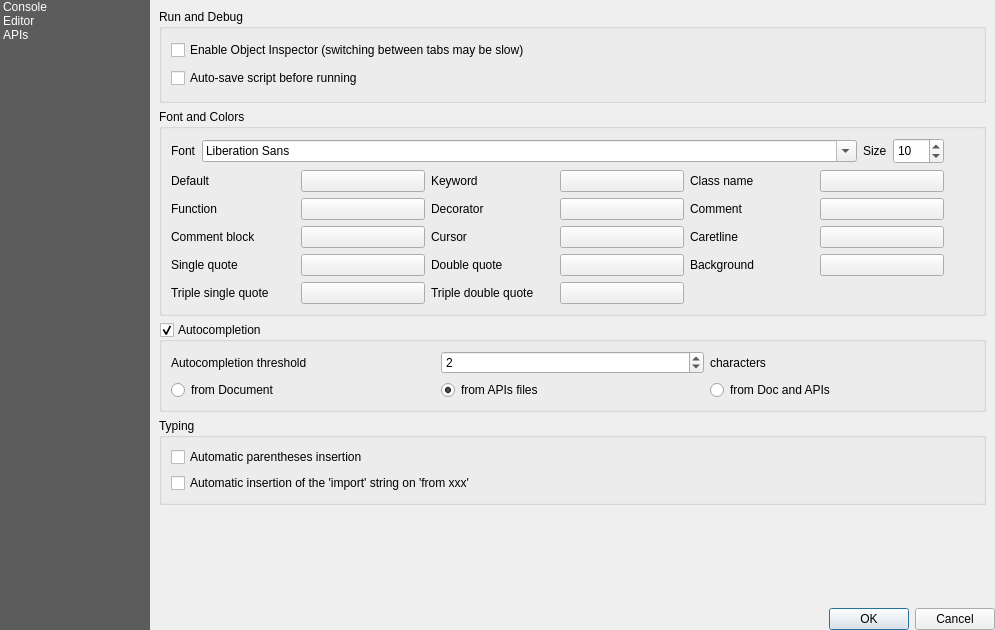
Old version of the form python/console/console_settings.ui in the repository carsmie/QGIS.
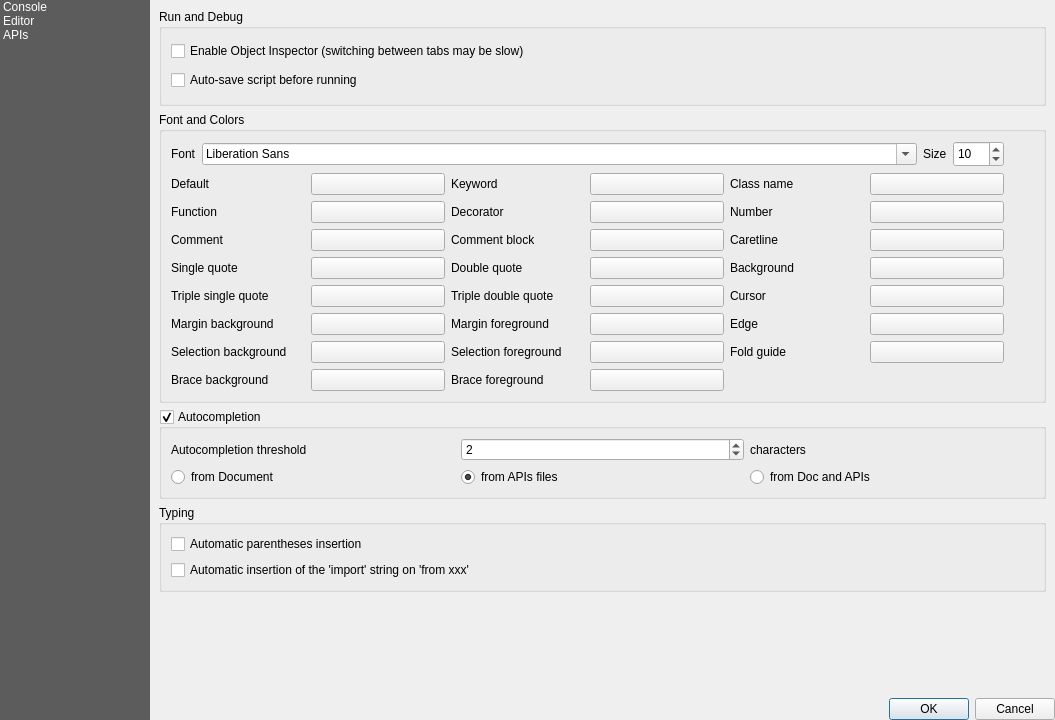
New version of the form. The open tabs and pages were chosen to show the change. Icons and pictures are not drawn. Custom widgets are drawn as their Qt base class.

Commit message: Fix missing color settings for python console / script editor

Diff of the .ui file:
```diff
--- a/python/console/console_settings.ui
+++ b/python/console/console_settings.ui
@@ -9,8 +9,8 @@
    <rect>
     <x>0</x>
     <y>0</y>
-    <width>995</width>
-    <height>630</height>
+    <width>1055</width>
+    <height>720</height>
    </rect>
   </property>
   <property name="sizePolicy">
@@ -841,41 +841,55 @@
                  </widget>
                 </item>
                 <item row="1" column="4">
+                 <widget class="QLabel" name="label_56">
+                  <property name="text">
+                   <string>Number</string>
+                  </property>
+                 </widget>
+                </item>
+                <item row="1" column="5">
+                 <widget class="QgsColorButton" name="numberFontColorEditor">
+                  <property name="text">
+                   <string/>
+                  </property>
+                 </widget>
+                </item>
+                <item row="2" column="0">
                  <widget class="QLabel" name="label_10">
                   <property name="text">
                    <string>Comment</string>
                   </property>
                  </widget>
                 </item>
-                <item row="1" column="5">
+                <item row="2" column="1">
                  <widget class="QgsColorButton" name="commentFontColorEditor">
                   <property name="text">
                    <string/>
                   </property>
                  </widget>
                 </item>
-                <item row="2" column="0">
+                <item row="2" column="2">
                  <widget class="QLabel" name="label_12">
                   <property name="text">
                    <string>Comment block</string>
                   </property>
                  </widget>
                 </item>
-                <item row="2" column="1">
+                <item row="2" column="3">
                  <widget class="QgsColorButton" name="commentBlockFontColorEditor">
                   <property name="text">
                    <string/>
                   </property>
                  </widget>
                 </item>
-                <item row="2" column="2">
+                <item row="4" column="4">
                  <widget class="QLabel" name="label_25">
                   <property name="text">
                    <string>Cursor</string>
                   </property>
                  </widget>
                 </item>
-                <item row="2" column="3">
+                <item row="4" column="5">
                  <widget class="QgsColorButton" name="cursorColorEditor">
                   <property name="text">
                    <string/>
@@ -952,6 +966,118 @@
                   </property>
                  </widget>
                 </item>
+                <item row="5" column="4">
+                 <widget class="QLabel" name="label_40">
+                  <property name="text">
+                   <string>Edge</string>
+                  </property>
+                 </widget>
+                </item>
+                <item row="5" column="5">
+                 <widget class="QgsColorButton" name="edgeColorEditor">
+                  <property name="text">
+                   <string/>
+                  </property>
+                 </widget>
+                </item>
+                <item row="5" column="0">
+                 <widget class="QLabel" name="label_45">
+                  <property name="text">
+                   <string>Margin background</string>
+                  </property>
+                 </widget>
+                </item>
+                <item row="5" column="1">
+                 <widget class="QgsColorButton" name="marginBackgroundColorEditor">
+                  <property name="text">
+                   <string/>
+                  </property>
+                 </widget>
+                </item>
+                <item row="5" column="2">
+                 <widget class="QLabel" name="label_46">
+                  <property name="text">
+                   <string>Margin foreground</string>
+                  </property>
+                 </widget>
+                </item>
+                <item row="5" column="3">
+                 <widget class="QgsColorButton" name="marginForegroundColorEditor">
+                  <property name="text">
+                   <string/>
+                  </property>
+                 </widget>
+                </item>
+                <item row="6" column="4">
+                 <widget class="QLabel" name="label_47">
+                  <property name="text">
+                   <string>Fold guide</string>
+                  </property>
+                 </widget>
+                </item>
+                <item row="6" column="5">
+                 <widget class="QgsColorButton" name="foldColorEditor">
+                  <property name="text">
+                   <string/>
+                  </property>
+                 </widget>
+                </item>
+                <item row="6" column="0">
+                 <widget class="QLabel" name="label_51">
+                  <property name="text">
+                   <string>Selection background</string>
+                  </property>
+                 </widget>
+                </item>
+                <item row="6" column="1">
+                 <widget class="QgsColorButton" name="selectionBackgroundColorEditor">
+                  <property name="text">
+                   <string/>
+                  </property>
+                 </widget>
+                </item>
+                <item row="6" column="2">
+                 <widget class="QLabel" name="label_52">
+                  <property name="text">
+                   <string>Selection foreground</string>
+                  </property>
+                 </widget>
+                </item>
+                <item row="6" column="3">
+                 <widget class="QgsColorButton" name="selectionForegroundColorEditor">
+                  <property name="text">
+                   <string/>
+                  </property>
+                 </widget>
+                </item>
+                <item row="7" column="0">
+                 <widget class="QLabel" name="label_53">
+                  <property name="text">
+                   <string>Brace background</string>
+                  </property>
+                 </widget>
+                </item>
+                <item row="7" column="1">
+                 <widget class="QgsColorButton" name="matchedBraceBackgroundColorEditor">
+                  <property name="text">
+                   <string/>
+                  </property>
+                 </widget>
+                </item>
+                <item row="7" column="2">
+                 <widget class="QLabel" name="label_61">
+                  <property name="text">
+                   <string>Brace foreground</string>
+                  </property>
+                 </widget>
+                </item>
+                <item row="7" column="3">
+                 <widget class="QgsColorButton" name="matchedBraceForegroundColorEditor">
+                  <property name="text">
+                   <string/>
+                  </property>
+                 </widget>
+                </item>
                 <item row="3" column="4">
                  <widget class="QLabel" name="label_21">
                   <property name="text">
```
Left out of the diff: 112 changed lines with no effect on the pictures. The commit also changes 5 other files.
